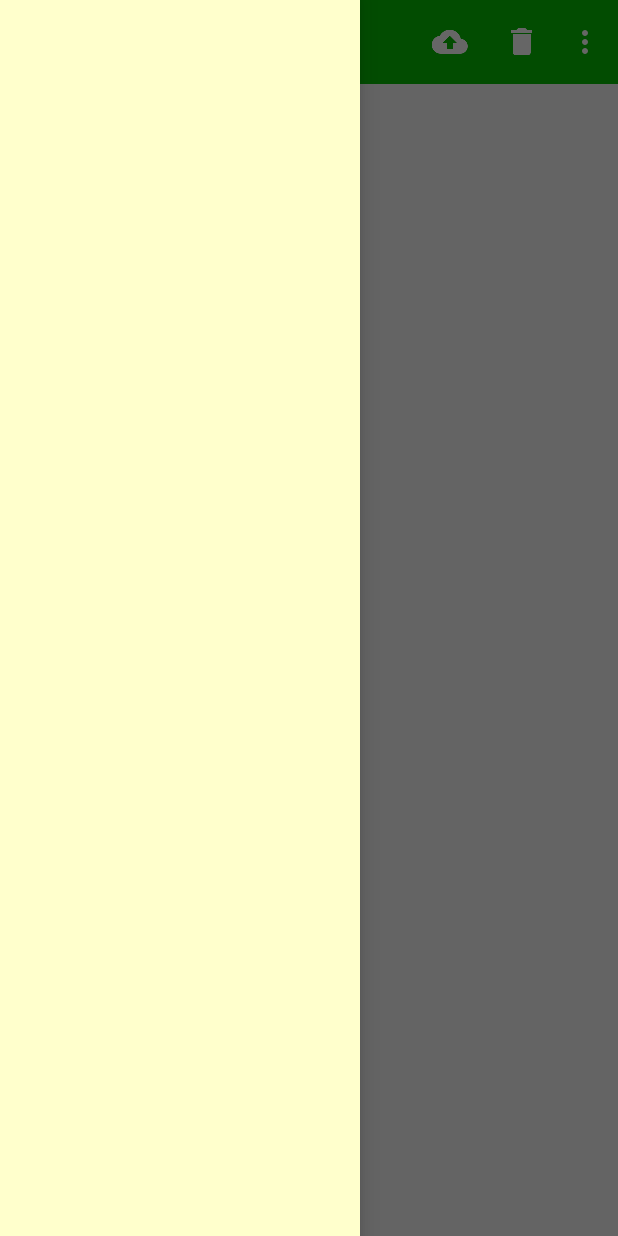
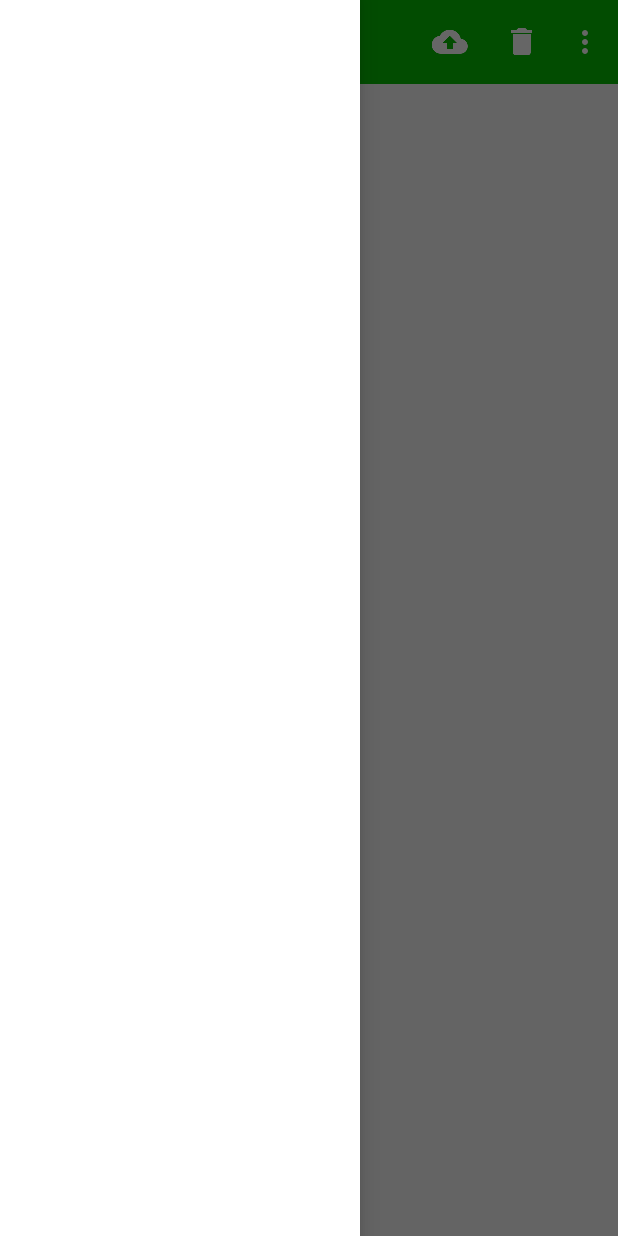
Before and after one commit to neilczn/MyApplication, an Android app: the MainActivity screen opened directly, with no data from a screen before it, with the side drawer open, on a phone screen of 412 x 824 dp. Run offline under Robolectric (Android 15) with nearby library versions, the phone set to English and light mode, and no system bars.

Commit message:
更新 MyApplication，界面部分增加了menu图标

```diff
--- a/FrameworkDemo/src/main/java/com/equality/activity/MainActivity.java
+++ b/FrameworkDemo/src/main/java/com/equality/activity/MainActivity.java
@@ -1,6 +1,7 @@
 package com.equality.activity;
 
 import android.os.Bundle;
+import android.support.v4.widget.DrawerLayout;
 import android.support.v7.app.AppCompatActivity;
 import android.support.v7.widget.Toolbar;
 import android.view.Menu;
@@ -14,16 +15,24 @@ import com.equality.frameworklibrary.tools.util.IdentityHelper;
 public class MainActivity extends AppCompatActivity {
 
     Toolbar toolbar;
+    DrawerLayout drawer_layout;
 
     @Override
     protected void onCreate(Bundle savedInstanceState) {
         super.onCreate(savedInstanceState);
         setContentView(R.layout.activity_main);
         OnlineUserInfo user= IdentityHelper.getUser();
-
+        drawer_layout = (DrawerLayout)findViewById(R.id.drawer_layout);
         toolbar=(Toolbar)findViewById(R.id.toolbar);
+        toolbar.setLogo(R.drawable.ic_menu);
         //toolbar.setTitle("主界面");//不指定则默认加载此activity中android:label
         setSupportActionBar(toolbar);
+        /*ActionBar actionBar = getSupportActionBar();
+        if (actionBar!=null){
+            actionBar.setDisplayShowHomeEnabled(true);
+            actionBar.setHomeAsUpIndicator(R.drawable.ic_menu);
+        }*/
+
     }
 
     @Override
--- a/FrameworkDemo/src/main/res/layout/activity_main.xml
+++ b/FrameworkDemo/src/main/res/layout/activity_main.xml
@@ -35,6 +35,6 @@
         android:choiceMode="singleChoice"
         android:divider="@android:color/transparent"
         android:dividerHeight="0dp"
-        android:background="#ffffcc"/>
+        android:background="#FFF"/>
 
 </android.support.v4.widget.DrawerLayout>
```
